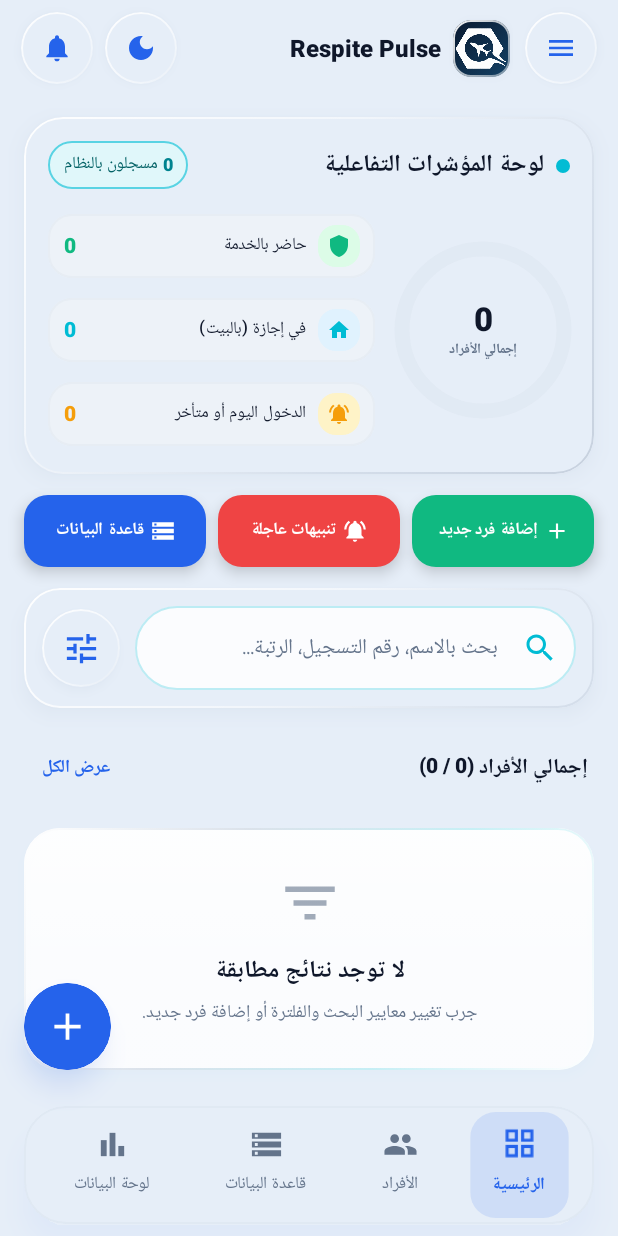
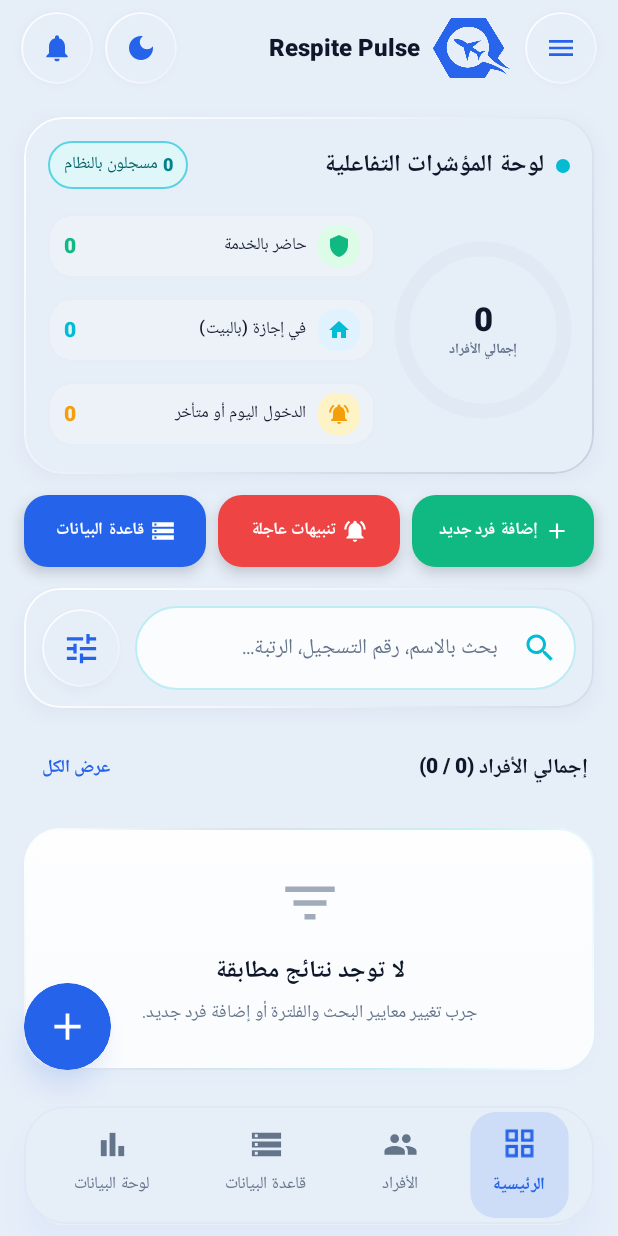
Before and after one commit to charfeddine23/Respit, an Android app built with Jetpack Compose: the screen it shows after launch (MainActivity), on a phone screen of 412 x 824 dp. Run offline under Robolectric (Android 15) with nearby library versions, the phone set to English and light mode, and no system bars; our stand-ins replace Room's generated code.

Commit message:
refactor: simplify app logo and icon presentation
Remove complex liquid glass container wrappers from app logo components and update launcher icon dimensions to improve visual consistency and reduce UI bloat.

```diff
--- a/app/src/main/java/com/example/MainActivity.kt
+++ b/app/src/main/java/com/example/MainActivity.kt
@@ -135,6 +135,7 @@ import androidx.compose.ui.geometry.Offset
 import androidx.compose.ui.geometry.Size
 import androidx.compose.ui.graphics.Brush
 import androidx.compose.ui.graphics.Color
+import androidx.compose.ui.graphics.ColorFilter
 import androidx.compose.ui.graphics.drawscope.Stroke
 import androidx.compose.ui.graphics.graphicsLayer
 import kotlin.math.cos
@@ -688,32 +689,15 @@ fun LeaveTrackerMainApp(
                                                     .padding(vertical = 4.dp, horizontal = 2.dp)
                                                     .testTag("app_title_row")
                                             ) {
-                                                Box(
-                                                    modifier = Modifier
-                                                        .size(38.dp)
-                                                        .liquidGlassInteractive(
-                                                            shape = if (isNeumorphic) RoundedCornerShape(12.dp) else RoundedCornerShape(10.dp),
-                                                            glowColor = MaterialTheme.colorScheme.primary,
-                                                            isDark = isDarkMode,
-                                                            isNeumorphic = isNeumorphic
-                                                        )
-                                                        .background(
-                                                            brush = Brush.linearGradient(
-                                                                colors = listOf(Color(0xFF0A192F), Color(0xFF144266))
-                                                            ),
-                                                            shape = if (isNeumorphic) RoundedCornerShape(12.dp) else RoundedCornerShape(10.dp)
-                                                        ),
-                                                    contentAlignment = Alignment.Center
-                                                ) {
-                                                    Image(
-                                                        painter = painterResource(id = R.drawable.app_logo),
-                                                        contentDescription = AppStrings.get("app_icon_desc", currentLang),
-                                                        contentScale = ContentScale.Fit,
-                                                        modifier = Modifier
-                                                            .size(35.dp)
-                                                            .clip(RoundedCornerShape(8.dp))
-                                                    )
-                                                }
+                                                Image(
+                                                    painter = painterResource(id = R.drawable.app_logo),
+                                                    contentDescription = AppStrings.get("app_icon_desc", currentLang),
+                                                    contentScale = ContentScale.Fit,
+                                                    colorFilter = ColorFilter.tint(
+                                                        if (isDarkMode) Color.White else MaterialTheme.colorScheme.primary
+                                                    ),
+                                                    modifier = Modifier.size(width = 52.dp, height = 40.dp)
+                                                )
                                                 Spacer(modifier = Modifier.width(8.dp))
                                                 Text(
                                                     text = AppStrings.get("app_title", currentLang),
--- a/app/src/main/java/com/example/ui/components/SideNavigationDrawerContent.kt
+++ b/app/src/main/java/com/example/ui/components/SideNavigationDrawerContent.kt
@@ -96,6 +96,7 @@ import androidx.compose.ui.Modifier
 import androidx.compose.ui.draw.clip
 import androidx.compose.ui.graphics.Brush
 import androidx.compose.ui.graphics.Color
+import androidx.compose.ui.graphics.ColorFilter
 import androidx.compose.ui.graphics.graphicsLayer
 import androidx.compose.ui.graphics.vector.ImageVector
 import androidx.compose.ui.hapticfeedback.HapticFeedback
@@ -288,30 +289,15 @@ fun SideNavigationDrawerContent(
                                 verticalAlignment = Alignment.CenterVertically,
                                 modifier = Modifier.fillMaxWidth()
                             ) {
-                                Box(
-                                    modifier = Modifier
-                                        .size(50.dp)
-                                        .liquidGlassInteractive(
-                                            shape = RoundedCornerShape(14.dp),
-                                            glowColor = MaterialTheme.colorScheme.primary
-                                        )
-                                        .background(
-                                            brush = Brush.linearGradient(
-                                                colors = listOf(Color(0xFF0A192F), Color(0xFF144266))
-                                            ),
-                                            shape = RoundedCornerShape(14.dp)
-                                        ),
-                                    contentAlignment = Alignment.Center
-                                ) {
-                                    Image(
-                                        painter = painterResource(id = R.drawable.app_logo),
-                                        contentDescription = AppStrings.get("app_icon_desc", currentLang),
-                                        contentScale = ContentScale.Fit,
-                                        modifier = Modifier
-                                            .size(46.dp)
-                                            .clip(RoundedCornerShape(11.dp))
-                                    )
-                                }
+                                Image(
+                                    painter = painterResource(id = R.drawable.app_logo),
+                                    contentDescription = AppStrings.get("app_icon_desc", currentLang),
+                                    contentScale = ContentScale.Fit,
+                                    colorFilter = ColorFilter.tint(
+                                        if (isDarkMode) Color.White else MaterialTheme.colorScheme.primary
+                                    ),
+                                    modifier = Modifier.size(width = 66.dp, height = 52.dp)
+                                )
 
                                 Spacer(modifier = Modifier.width(12.dp))
 
--- a/app/src/main/res/drawable/ic_launcher_foreground.xml
+++ b/app/src/main/res/drawable/ic_launcher_foreground.xml
@@ -1,8 +1,8 @@
 <?xml version="1.0" encoding="utf-8"?>
 <layer-list xmlns:android="http://schemas.android.com/apk/res/android">
     <item
-        android:width="68dp"
-        android:height="68dp"
+        android:width="72dp"
+        android:height="72dp"
         android:drawable="@drawable/ic_launcher_foreground_art"
         android:gravity="center" />
 </layer-list>
--- a/app/src/main/res/drawable/ic_launcher_monochrome.xml
+++ b/app/src/main/res/drawable/ic_launcher_monochrome.xml
@@ -1,8 +1,8 @@
 <?xml version="1.0" encoding="utf-8"?>
 <layer-list xmlns:android="http://schemas.android.com/apk/res/android">
     <item
-        android:width="68dp"
-        android:height="68dp"
+        android:width="72dp"
+        android:height="72dp"
         android:drawable="@drawable/ic_launcher_monochrome_art"
         android:gravity="center" />
 </layer-list>
```
Also changed, not shown: app/src/main/java/com/example/ui/components/BiometricLockScreen.kt (+11 -39 lines), app/src/main/java/com/example/ui/components/DeveloperInfoDialog.kt (+13 -24 lines), app/src/main/res/drawable/app_logo.png, app/src/main/res/drawable/ic_launcher_foreground_art.png, app/src/main/res/drawable/ic_launcher_monochrome_art.png, app/src/main/res/mipmap-hdpi/ic_launcher.png, app/src/main/res/mipmap-hdpi/ic_launcher_round.png, app/src/main/res/mipmap-mdpi/ic_launcher.png, app/src/main/res/mipmap-mdpi/ic_launcher_round.png, app/src/main/res/mipmap-xhdpi/ic_launcher.png, app/src/main/res/mipmap-xhdpi/ic_launcher_round.png, app/src/main/res/mipmap-xxhdpi/ic_launcher.png, app/src/main/res/mipmap-xxhdpi/ic_launcher_round.png, app/src/main/res/mipmap-xxxhdpi/ic_launcher.png, 1 more files.
